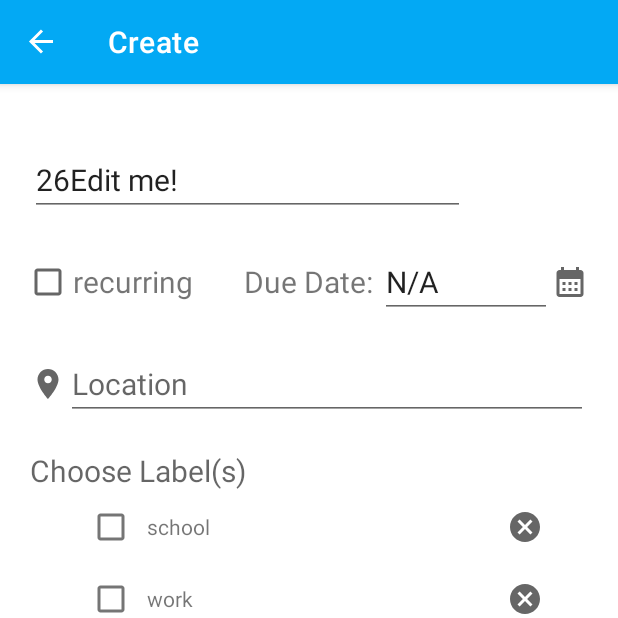
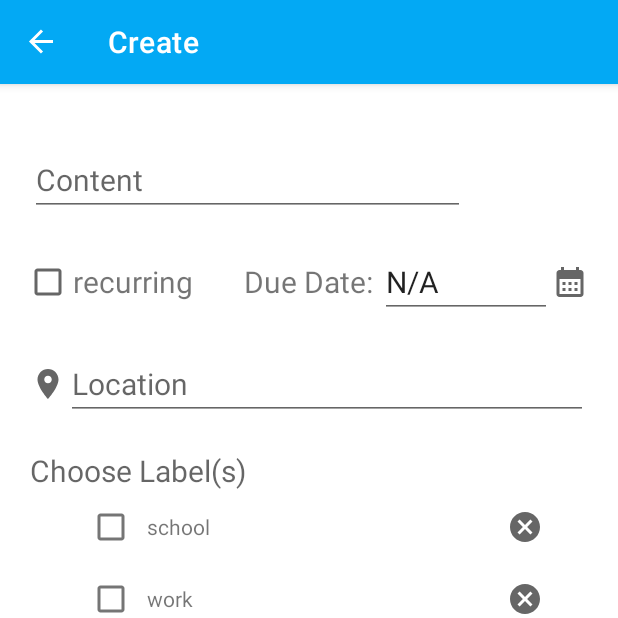
Before and after one commit to zhuy9/AutoChecklist, an Android app: the InboxFragment screen opened through its navigation route, after a tap on an icon or button, on a phone screen of 412 x 824 dp, the top half of it. Run offline under Robolectric (Android 15) with nearby library versions, the phone set to English and light mode, and no system bars; our stand-ins replace Firebase (no records; nobody signed in at launch, a user with empty details on screens opened directly), navigation-ui; libraries missing offline, so code that uses them is left out: com.firebase.ui.

Commit message:
bugfix: will not add extra entries when clicking on fab

```diff
--- a/app/src/main/java/edu/rosehulman/automaticchecklist/models/EntriesViewModel.kt
+++ b/app/src/main/java/edu/rosehulman/automaticchecklist/models/EntriesViewModel.kt
@@ -21,12 +21,13 @@ class EntriesViewModel : ViewModel() {
     private var addNew = false
 
     fun addNew() {
-        //addNew = true
+        addNew = true
     }
 
     fun getEntryAt(pos: Int): Entry {
         Log.d(Helpers.TAG, "getEntryAt: $pos, curPos: $currentPos, length = ${entries.size}")
-        if (entries.size == 0 || pos >= entries.size || pos < 0) {
+        if (addNew || entries.size == 0 || pos >= entries.size || pos < 0) {
+            addNew = false
             return Entry()
         }
         return entries[pos]
--- a/app/src/main/java/edu/rosehulman/automaticchecklist/ui/InboxFragment.kt
+++ b/app/src/main/java/edu/rosehulman/automaticchecklist/ui/InboxFragment.kt
@@ -43,8 +43,8 @@ class InboxFragment : Fragment() {
 
         binding.fab.setOnClickListener {
             Log.d(Helpers.TAG, "FAB clicked!")
-            //adapter.model.addNew()
-            adapter.addEntry(null)
+            adapter.model.addNew()
+            //adapter.addEntry(null)
             findNavController().navigate(R.id.navigation_create)
 
         }
```
